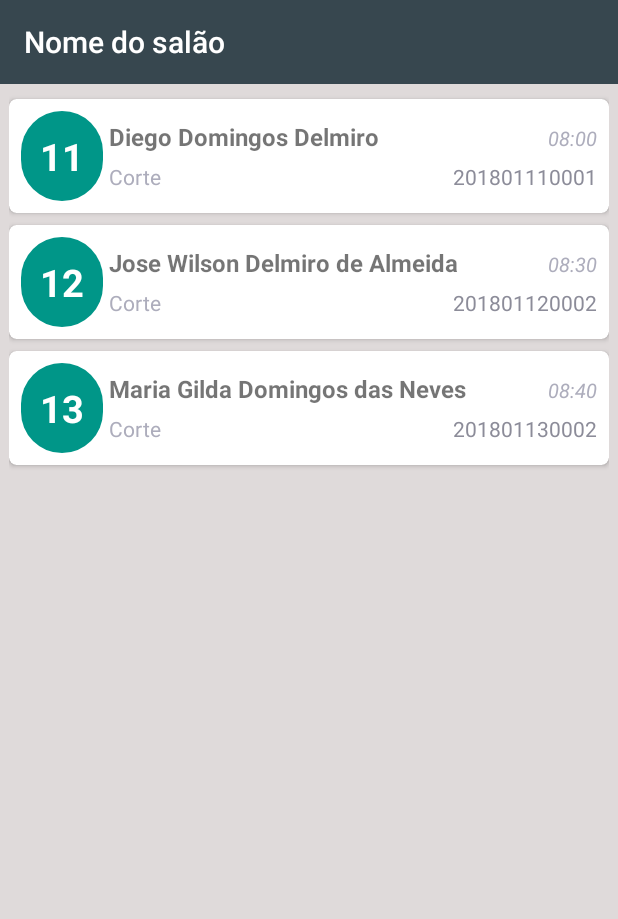
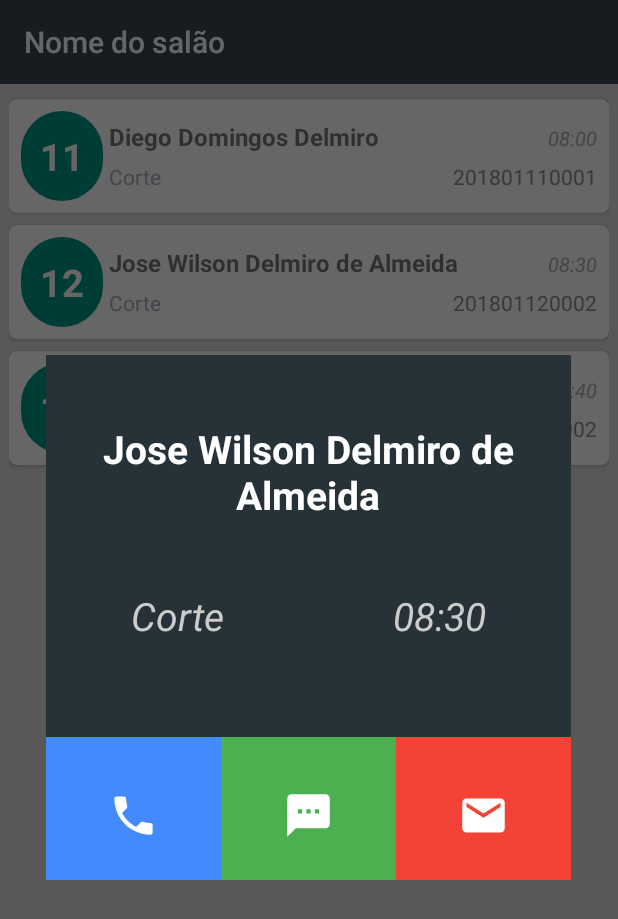
Before and after one commit to DiegoDigo/Allize_v3, an Android app: the HomeActivity screen opened directly, with no data from a screen before it, after a tap on "12", on a phone screen of 412 x 824 dp. Shown: the top 919 px of the screen. Run offline under Robolectric (Android 15) with nearby library versions, the phone set to English and light mode, and no system bars.

Commit message:
ajuste layout

```diff
--- a/app/src/main/AndroidManifest.xml
+++ b/app/src/main/AndroidManifest.xml
@@ -1,6 +1,8 @@
 <?xml version="1.0" encoding="utf-8"?>
 <manifest xmlns:android="http://schemas.android.com/apk/res/android"
     package="br.com.allize.allize">
+
+    <uses-permission android:name="android.permission.CALL_PHONE"/>
 
     <application
         android:allowBackup="true"
--- a/app/src/main/java/br/com/allize/allize/HomeActivity.java
+++ b/app/src/main/java/br/com/allize/allize/HomeActivity.java
@@ -42,7 +42,8 @@ public class HomeActivity extends AppCompatActivity {
         c.setNome("Diego Domingos Delmiro");
         c.setNumComanda("201801110001");
         c.setServico("Corte");
-        c.setTelefone("11958044062");
+        c.setTelefone("11945871079");
+        c.setEmail("di3g0d0ming05@gmail.com");
         Comanda c2 = new Comanda();
         c2.setData("12");
         c2.setHora("08:30");
@@ -50,6 +51,7 @@ public class HomeActivity extends AppCompatActivity {
         c2.setNumComanda("201801120002");
         c2.setServico("Corte");
         c2.setTelefone("11958044062");
+        c2.setEmail("di3g0d0ming05@gmail.com");
         Comanda c3 = new Comanda();
         c3.setData("13");
         c3.setHora("08:40");
@@ -57,6 +59,7 @@ public class HomeActivity extends AppCompatActivity {
         c3.setNumComanda("201801130002");
         c3.setServico("Corte");
         c3.setTelefone("11958044062");
+        c3.setEmail("diego.delmiro@controlinformatica.com.br");
         comandas.add(c);
         comandas.add(c2);
         comandas.add(c3);
--- a/app/src/main/java/br/com/allize/allize/adapters/RecycleViewAdapter.java
+++ b/app/src/main/java/br/com/allize/allize/adapters/RecycleViewAdapter.java
@@ -1,6 +1,12 @@
 package br.com.allize.allize.adapters;
 
+import android.app.Dialog;
+import android.content.ComponentName;
 import android.content.Context;
+import android.content.Intent;
+import android.graphics.Color;
+import android.graphics.drawable.ColorDrawable;
+import android.net.Uri;
 import android.support.annotation.NonNull;
 import android.support.v7.widget.CardView;
 import android.support.v7.widget.RecyclerView;
@@ -20,6 +26,10 @@ public class RecycleViewAdapter extends RecyclerView.Adapter<RecycleViewAdapter.
 
     Context context;
     List<Comanda> data;
+    Dialog dialog;
+    Intent intetCall;
+    Intent intetEmail;
+    Intent intetWhat;
 
 
     public RecycleViewAdapter(Context context, List<Comanda> comandas){
@@ -33,12 +43,74 @@ public class RecycleViewAdapter extends RecyclerView.Adapter<RecycleViewAdapter.
     public MyViewHolder onCreateViewHolder(@NonNull ViewGroup parent, int viewType) {
         View view = LayoutInflater.from(context).inflate(R.layout.item_comanda, parent,
                 false);
-        MyViewHolder viewHolder = new MyViewHolder(view);
+        final MyViewHolder viewHolder = new MyViewHolder(view);
+
+        intetCall = new Intent(Intent.ACTION_DIAL);
+        intetWhat = new Intent(Intent.ACTION_SENDTO);
+        intetEmail = new Intent(Intent.ACTION_SENDTO);
+
+        dialog = new Dialog(context);
+        dialog.setContentView(R.layout.poup_item_comanda);
+        dialog.getWindow().setBackgroundDrawable(new ColorDrawable(Color.TRANSPARENT));
+
 
         viewHolder.item_comanda.setOnClickListener(new View.OnClickListener() {
             @Override
             public void onClick(View v) {
-                Toast.makeText(context, "teste", Toast.LENGTH_LONG).show();
+
+                final TextView name = dialog.findViewById(R.id.popup_name);
+                final TextView hora = dialog.findViewById(R.id.popup_hora);
+                TextView servico = dialog.findViewById(R.id.popup_servico);
+                LinearLayout ligar = dialog.findViewById(R.id.popup_ligar);
+                LinearLayout msg = dialog.findViewById(R.id.popup_msg);
+                LinearLayout email = dialog.findViewById(R.id.popup_email);
+
+                name.setText(data.get(viewHolder.getAdapterPosition()).getNome());
+                hora.setText(data.get(viewHolder.getAdapterPosition()).getHora());
+                servico.setText(data.get(viewHolder.getAdapterPosition()).getServico());
+                dialog.show();
+                ligar.setOnClickListener(new View.OnClickListener() {
+                    @Override
+                    public void onClick(View v) {
+                        intetCall.setData(Uri.parse("tel:" + data.get(viewHolder.getAdapterPosition()).getTelefone()));
+                        context.startActivity(intetCall);
+                        dialog.dismiss();
+                    }
+                });
+                msg.setOnClickListener(new View.OnClickListener() {
+                    @Override
+                    public void onClick(View v){
+
+                        String msg =
+                                String.format("Olá, %s está confirmado o agendamento para as %s ?" ,
+                                name.getText().toString(), hora.getText().toString());
+
+                        intetWhat.setAction(Intent.ACTION_VIEW);
+                        String url = "https://api.whatsapp.com/send?phone=55"
+                                + data.get(viewHolder.getAdapterPosition()).getTelefone().trim()
+                                + "&text=" + msg ;
+                        intetWhat.setData(Uri.parse(url));
+                        context.startActivity(intetWhat);
+                        dialog.dismiss();
+                    }
+                });
+                email.setOnClickListener(new View.OnClickListener() {
+                    @Override
+                    public void onClick(View v) {
+                        String msg =
+                                String.format("Olá, %s está confirmado o agendamento para as %s ?" ,
+                                        name.getText().toString(), hora.getText().toString());
+
+                        intetEmail.setData(Uri.parse("mailto:" +
+                                data.get(viewHolder.getAdapterPosition()).getEmail().trim()));
+                        intetEmail.putExtra(Intent.EXTRA_SUBJECT,"Agendamento");
+                        intetEmail.putExtra(Intent.EXTRA_TEXT, msg);
+                        context.startActivity(Intent.createChooser(intetEmail,""));
+
+                        dialog.dismiss();
+                    }
+                });
+
             }
         });
 
--- a/app/src/main/java/br/com/allize/allize/models/Comanda.java
+++ b/app/src/main/java/br/com/allize/allize/models/Comanda.java
@@ -8,17 +8,19 @@ public class Comanda {
     private String servico;
     private String telefone;
     private String data;
+    private String email;
 
     public Comanda(){};
 
     public Comanda(String nome, String hora, String numComanda, String servico, String telefone,
-                   String data) {
+                   String data, String email) {
         this.nome = nome;
         this.hora = hora;
         this.numComanda = numComanda;
         this.servico = servico;
         this.telefone = telefone;
         this.data = data;
+        this.email= email;
     }
 
 
@@ -69,4 +71,12 @@ public class Comanda {
     public void setData(String data) {
         this.data = data;
     }
+
+    public String getEmail() {
+        return email;
+    }
+
+    public void setEmail(String email) {
+        this.email = email;
+    }
 }
--- /dev/null
+++ b/app/src/main/res/drawable/cicle_btn.xml
@@ -0,0 +1,4 @@
+<?xml version="1.0" encoding="utf-8"?>
+<shape android:shape="oval" xmlns:android="http://schemas.android.com/apk/res/android">
+    <stroke android:width="2dp" android:color="@color/colorwhite"/>
+</shape>
--- /dev/null
+++ b/app/src/main/res/drawable/ic_call_black_34.xml
@@ -0,0 +1,5 @@
+<vector android:height="34dp" android:tint="#FFFFFF"
+    android:viewportHeight="24.0" android:viewportWidth="24.0"
+    android:width="34dp" xmlns:android="http://schemas.android.com/apk/res/android">
+    <path android:fillColor="#FF000000" android:pathData="M6.62,10.79c1.44,2.83 3.76,5.14 6.59,6.59l2.2,-2.2c0.27,-0.27 0.67,-0.36 1.02,-0.24 1.12,0.37 2.33,0.57 3.57,0.57 0.55,0 1,0.45 1,1V20c0,0.55 -0.45,1 -1,1 -9.39,0 -17,-7.61 -17,-17 0,-0.55 0.45,-1 1,-1h3.5c0.55,0 1,0.45 1,1 0,1.25 0.2,2.45 0.57,3.57 0.11,0.35 0.03,0.74 -0.25,1.02l-2.2,2.2z"/>
+</vector>
--- /dev/null
+++ b/app/src/main/res/drawable/ic_email_black_34.xml
@@ -0,0 +1,5 @@
+<vector android:height="34dp" android:tint="#FFFFFF"
+    android:viewportHeight="24.0" android:viewportWidth="24.0"
+    android:width="34dp" xmlns:android="http://schemas.android.com/apk/res/android">
+    <path android:fillColor="#FF000000" android:pathData="M20,4L4,4c-1.1,0 -1.99,0.9 -1.99,2L2,18c0,1.1 0.9,2 2,2h16c1.1,0 2,-0.9 2,-2L22,6c0,-1.1 -0.9,-2 -2,-2zM20,8l-8,5 -8,-5L4,6l8,5 8,-5v2z"/>
+</vector>
--- /dev/null
+++ b/app/src/main/res/drawable/ic_sms_black_34.xml
@@ -0,0 +1,5 @@
+<vector android:height="34dp" android:tint="#FFFFFF"
+    android:viewportHeight="24.0" android:viewportWidth="24.0"
+    android:width="34dp" xmlns:android="http://schemas.android.com/apk/res/android">
+    <path android:fillColor="#FF000000" android:pathData="M20,2L4,2c-1.1,0 -1.99,0.9 -1.99,2L2,22l4,-4h14c1.1,0 2,-0.9 2,-2L22,4c0,-1.1 -0.9,-2 -2,-2zM9,11L7,11L7,9h2v2zM13,11h-2L11,9h2v2zM17,11h-2L15,9h2v2z"/>
+</vector>
--- /dev/null
+++ b/app/src/main/res/layout/poup_item_comanda.xml
@@ -0,0 +1,120 @@
+<?xml version="1.0" encoding="utf-8"?>
+<LinearLayout
+    xmlns:android="http://schemas.android.com/apk/res/android"
+    android:layout_width="350dp"
+    android:layout_height="350dp"
+    android:background="@color/colorPrimaryDark"
+    android:layout_gravity="center"
+
+    android:orientation="vertical">
+
+
+    <LinearLayout
+        android:layout_width="match_parent"
+        android:layout_height="wrap_content"
+        android:orientation="vertical">
+
+        <TextView
+            android:id="@+id/popup_name"
+            android:layout_width="match_parent"
+            android:layout_height="85dp"
+            android:textColor="@color/colorwhite"
+            android:textSize="26dp"
+            android:textStyle="bold"
+            android:layout_marginTop="35dp"
+            android:gravity="center"/>
+
+        <LinearLayout
+            android:layout_width="match_parent"
+            android:layout_height="wrap_content"
+            android:orientation="horizontal">
+            <TextView
+                android:layout_weight="1"
+                android:layout_width="wrap_content"
+                android:layout_height="wrap_content"
+                android:textStyle="italic"
+                android:id="@+id/popup_servico"
+                android:textColor="@color/colorwhiteTransp"
+                android:textSize="26dp"
+                android:layout_marginTop="35dp"
+                android:gravity="center"/>
+            <TextView
+                android:layout_weight="1"
+                android:layout_width="wrap_content"
+                android:layout_height="wrap_content"
+                android:textStyle="italic"
+                android:id="@+id/popup_hora"
+                android:textColor="@color/colorwhiteTransp"
+                android:textSize="26dp"
+                android:layout_marginTop="35dp"
+                android:gravity="center"/>
+        </LinearLayout>
+
+
+        <LinearLayout
+            android:layout_width="match_parent"
+            android:layout_height="wrap_content"
+            android:orientation="horizontal"
+            android:layout_marginTop="63dp">
+
+            <LinearLayout
+                android:id="@+id/popup_ligar"
+                android:layout_width="wrap_content"
+                android:layout_height="wrap_content"
+                android:layout_weight="1"
+                android:background="@color/colorbluedark"
+                android:gravity="center"
+                android:orientation="vertical"
+                android:paddingBottom="10dp">
+
+                <TextView
+                    android:layout_width="wrap_content"
+                    android:layout_height="wrap_content"
+                    android:layout_marginTop="35dp"
+                    android:drawableTop="@drawable/ic_call_black_34"
+
+                    android:textColor="@color/colorwhite"
+                    android:textStyle="bold" />
+            </LinearLayout>
+
+            <LinearLayout
+                android:id="@+id/popup_msg"
+                android:layout_width="wrap_content"
+                android:layout_height="wrap_content"
+                android:layout_weight="1"
+                android:background="#4CAF50"
+                android:gravity="center"
+                android:orientation="vertical"
+                android:paddingBottom="10dp">
+
+                <TextView
+                    android:layout_width="wrap_content"
+                    android:layout_height="wrap_content"
+                    android:layout_marginTop="35dp"
+                    android:drawableTop="@drawable/ic_sms_black_34"
+                    android:textColor="@color/colorwhite"
+                    android:textStyle="bold" />
+            </LinearLayout>
+
+            <LinearLayout
+                android:id="@+id/popup_email"
+                android:layout_width="wrap_content"
+                android:layout_height="wrap_content"
+                android:layout_weight="1"
+                android:background="#F44336"
+                android:gravity="center"
+                android:orientation="vertical"
+                android:paddingBottom="10dp">
+
+                <TextView
+                    android:layout_width="wrap_content"
+                    android:layout_height="wrap_content"
+                    android:layout_marginTop="35dp"
+                    android:drawableTop="@drawable/ic_email_black_34"
+                    android:textColor="@color/colorwhite"
+                    android:textStyle="bold" />
+            </LinearLayout>
+        </LinearLayout>
+
+    </LinearLayout>
+</LinearLayout>
--- a/app/src/main/res/values/strings.xml
+++ b/app/src/main/res/values/strings.xml
@@ -4,4 +4,5 @@
     <string name="hint_email">E-mail</string>
     <string name="button_login_in">Login In</string>
     <string name="title_activity_login">LoginActivity</string>
+    <string name="colsePopUp">X</string>
 </resources>
```
